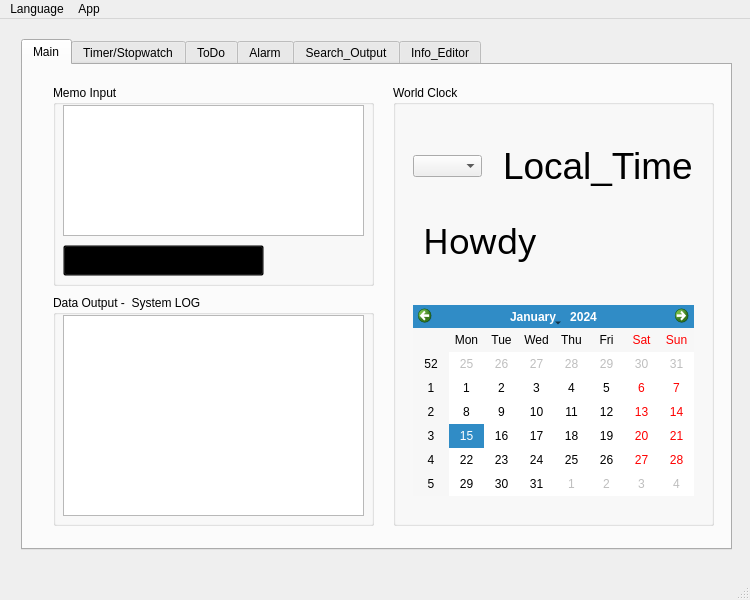
The window that UI/Main_en.ui (kerlive/Memorandum) describes before a commit, drawn with Qt 5.
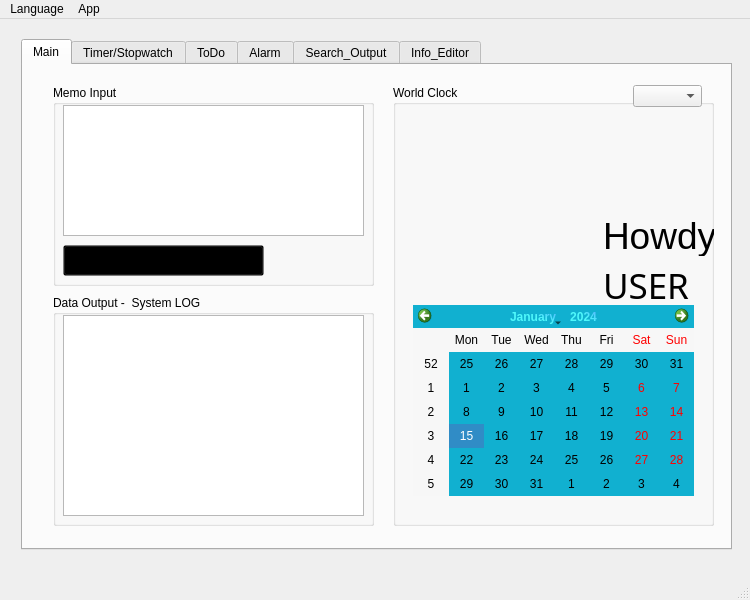
The same window after the commit. Icons and pictures are not drawn.

The edit to the form file:
```diff
--- a/UI/Main_en.ui
+++ b/UI/Main_en.ui
@@ -124,10 +124,10 @@
       <widget class="QLabel" name="label_name">
        <property name="geometry">
         <rect>
-         <x>30</x>
-         <y>120</y>
-         <width>271</width>
-         <height>71</height>
+         <x>210</x>
+         <y>180</y>
+         <width>111</width>
+         <height>41</height>
         </rect>
        </property>
        <property name="font">
@@ -137,7 +137,7 @@
         </font>
        </property>
        <property name="text">
-        <string>Howdy</string>
+        <string>USER</string>
        </property>
       </widget>
       <widget class="QCalendarWidget" name="calendarWidget">
@@ -149,13 +149,17 @@
          <height>191</height>
         </rect>
        </property>
+       <property name="styleSheet">
+        <string notr="true">background-color: rgb(17, 176, 208);
+color: qlineargradient(spread:pad, x1:0.159045, y1:0.614, x2:1, y2:0, stop:0.409091 rgba(85, 255, 255, 232), stop:1 rgba(85, 170, 255, 255));</string>
+       </property>
       </widget>
       <widget class="QLabel" name="label_time">
        <property name="geometry">
         <rect>
-         <x>110</x>
-         <y>60</y>
-         <width>201</width>
+         <x>210</x>
+         <y>130</y>
+         <width>111</width>
          <height>41</height>
         </rect>
        </property>
@@ -165,20 +169,30 @@
         </font>
        </property>
        <property name="text">
-        <string>Local_Time</string>
+        <string>Howdy</string>
        </property>
       </widget>
       <widget class="QComboBox" name="comboBox_4">
        <property name="geometry">
         <rect>
-         <x>20</x>
-         <y>70</y>
+         <x>240</x>
+         <y>0</y>
          <width>69</width>
          <height>22</height>
         </rect>
        </property>
       </widget>
      </widget>
+     <widget class="QWidget" name="widget" native="true">
+      <property name="geometry">
+       <rect>
+        <x>370</x>
+        <y>30</y>
+        <width>200</width>
+        <height>200</height>
+       </rect>
+      </property>
+     </widget>
     </widget>
     <widget class="QWidget" name="tab_6">
      <attribute name="title">
```
Left out of the diff: 29 changed lines with no effect on the pictures.
